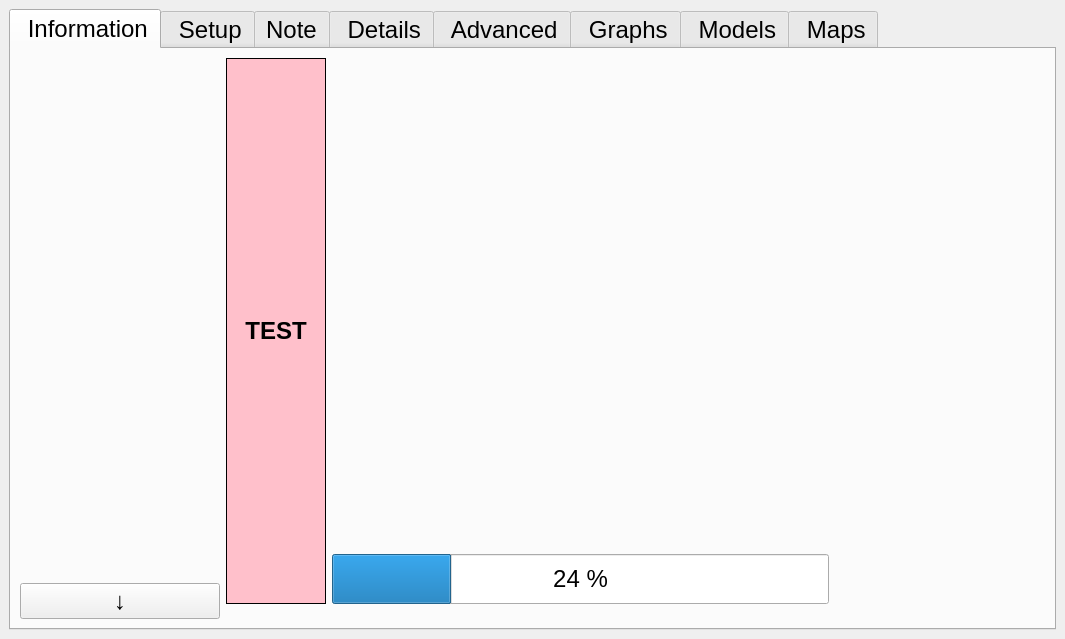
Old version of the form ddh/gui/gui_ddh.ui in the repository LowellInstruments/ddh5.
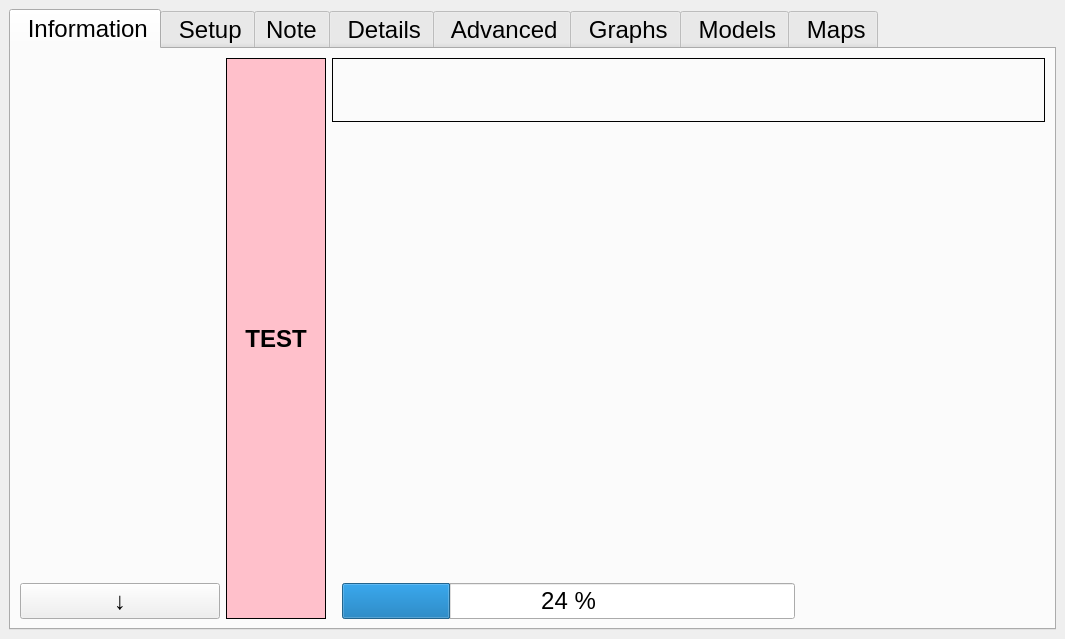
New version of the form. Icons and pictures are not drawn.

```diff
--- a/ddh/gui/gui_ddh.ui
+++ b/ddh/gui/gui_ddh.ui
@@ -535,9 +535,7 @@
          </widget>
         </item>
         <item>
-         <layout class="QVBoxLayout" name="verticalLayout_11" stretch="8,0">
-          <item>
-           <layout class="QHBoxLayout" name="horizontalLayout_11" stretch="1,0,1,0">
+         <layout class="QHBoxLayout" name="horizontalLayout_11" stretch="1,0">
             <item>
              <widget class="QLabel" name="lbl_testmode">
               <property name="maximumSize">
@@ -573,7 +571,7 @@
              </widget>
             </item>
             <item>
-             <layout class="QVBoxLayout" name="verticalLayout_10" stretch="1,7,1">
+           <layout class="QVBoxLayout" name="verticalLayout_10" stretch="1,7,0">
               <item>
                <widget class="QLabel" name="lbl_main_txt">
                 <property name="sizePolicy">
@@ -589,7 +587,7 @@
                  </font>
                 </property>
                 <property name="frameShape">
-                 <enum>QFrame::NoFrame</enum>
+               <enum>QFrame::Box</enum>
                 </property>
                 <property name="text">
                  <string/>
@@ -676,10 +674,59 @@
                   </property>
                  </spacer>
                 </item>
+              <item>
+               <widget class="QLabel" name="lbl_summary_dl">
+                <property name="maximumSize">
+                 <size>
+                  <width>200</width>
+                  <height>16777215</height>
+                 </size>
+                </property>
+                <property name="font">
+                 <font>
+                  <pointsize>14</pointsize>
+                  <bold>false</bold>
+                 </font>
+                </property>
+                <property name="autoFillBackground">
+                 <bool>false</bool>
+                </property>
+                <property name="styleSheet">
+                 <string notr="true"/>
+                </property>
+                <property name="frameShape">
+                 <enum>QFrame::NoFrame</enum>
+                </property>
+                <property name="textFormat">
+                 <enum>Qt::PlainText</enum>
+                </property>
+                <property name="alignment">
+                 <set>Qt::AlignCenter</set>
+                </property>
+               </widget>
+              </item>
                </layout>
               </item>
               <item>
-               <widget class="QProgressBar" name="bar_dl">
+             <layout class="QHBoxLayout" name="horizontalLayout_9">
+              <item>
+               <spacer name="horizontalSpacer_25">
+                <property name="orientation">
+                 <enum>Qt::Horizontal</enum>
+                </property>
+                <property name="sizeType">
+                 <enum>QSizePolicy::Fixed</enum>
+                </property>
+                <property name="sizeHint" stdset="0">
+                 <size>
+                  <width>10</width>
+                  <height>20</height>
+                 </size>
+                </property>
+               </spacer>
+              </item>
+              <item>
+               <widget class="QProgressBar" name="bar_dl_2">
                 <property name="sizePolicy">
                  <sizepolicy hsizetype="Preferred" vsizetype="Preferred">
                   <horstretch>0</horstretch>
@@ -700,41 +747,8 @@
                 </property>
                </widget>
               </item>
-             </layout>
-            </item>
             <item>
-             <widget class="QLabel" name="lbl_summary_dl">
-              <property name="maximumSize">
-               <size>
-                <width>200</width>
-                <height>16777215</height>
-               </size>
-              </property>
-              <property name="font">
-               <font>
-                <pointsize>14</pointsize>
-                <bold>false</bold>
-               </font>
-              </property>
-              <property name="autoFillBackground">
-               <bool>false</bool>
-              </property>
-              <property name="styleSheet">
-               <string notr="true"/>
-              </property>
-              <property name="frameShape">
-               <enum>QFrame::NoFrame</enum>
-              </property>
-              <property name="textFormat">
-               <enum>Qt::PlainText</enum>
-              </property>
-              <property name="alignment">
-               <set>Qt::AlignCenter</set>
-              </property>
-             </widget>
-            </item>
-            <item>
-             <spacer name="horizontalSpacer_25">
+               <spacer name="horizontalSpacer_26">
               <property name="orientation">
                <enum>Qt::Horizontal</enum>
               </property>
@@ -743,7 +757,7 @@
               </property>
               <property name="sizeHint" stdset="0">
                <size>
-                <width>10</width>
+                  <width>250</width>
                 <height>20</height>
                </size>
               </property>
@@ -751,18 +765,7 @@
             </item>
            </layout>
           </item>
-          <item>
-           <spacer name="verticalSpacer">
-            <property name="orientation">
-             <enum>Qt::Vertical</enum>
-            </property>
-            <property name="sizeHint" stdset="0">
-             <size>
-              <width>20</width>
-              <height>15</height>
-             </size>
-            </property>
-           </spacer>
+           </layout>
           </item>
          </layout>
         </item>
```
Lines whose indentation alone changed are shown as unchanged.
